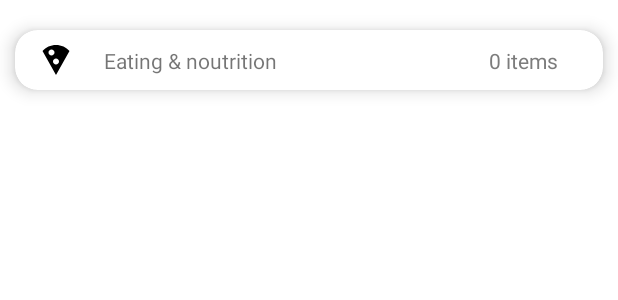
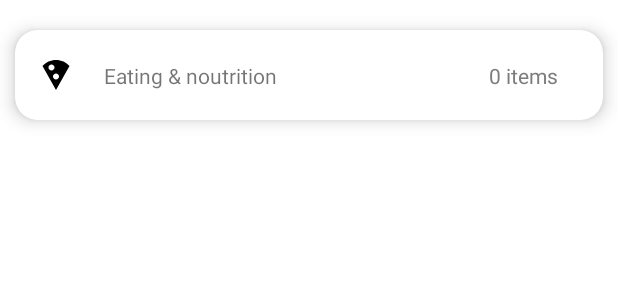
Before and after one commit to Kubixxu/TODOList, an Android app: the layout topic.xml on its own in the app's theme, with its tools: preview values and no code run, on a phone screen of 412 x 824 dp. Shown: the top 300 px of the screen. Run offline under Robolectric (Android 15) with nearby library versions, the phone set to English and light mode, and no system bars.

Commit message:
Some appeareance fixes

```diff
--- a/app/src/main/java/com/example/todolist/TopicAdapter.kt
+++ b/app/src/main/java/com/example/todolist/TopicAdapter.kt
@@ -36,6 +36,11 @@ class TopicAdapter() : RecyclerView.Adapter<TopicAdapter.TopicViewHolder>() {
                 findNavController().navigate(action)
                 true
             }
+            topicView.setOnClickListener {
+                val action = TopicListDirections.actionTopicListToTasks(currTopic, currTopic.name)
+                //action.
+                findNavController().navigate(action)
+            }
         }
     }
 
--- a/app/src/main/res/layout/topic.xml
+++ b/app/src/main/res/layout/topic.xml
@@ -3,7 +3,7 @@
     xmlns:app="http://schemas.android.com/apk/res-auto"
     xmlns:tools="http://schemas.android.com/tools"
     android:layout_width="match_parent"
-    android:layout_height="80dp"
+    android:layout_height="100dp"
     android:id="@+id/topicView">
 
 
@@ -41,8 +41,8 @@
                 android:id="@+id/topicName"
                 android:layout_width="wrap_content"
                 android:layout_height="wrap_content"
+                android:layout_marginLeft="20dp"
                 android:text="Eating &amp; noutrition"
-                android:layout_marginLeft="20dp"
                 app:layout_constraintBottom_toBottomOf="parent"
                 app:layout_constraintStart_toEndOf="@+id/topicIcon"
                 app:layout_constraintTop_toTopOf="parent" />
--- a/app/src/main/res/values/strings.xml
+++ b/app/src/main/res/values/strings.xml
@@ -12,6 +12,7 @@
     <!-- TODO: Remove or change this placeholder text -->
     <string name="hello_blank_fragment">Hello blank fragment</string>
     <string name="update_label">Update {currentTopicName}</string>
+    <string name="task_list_of_topic">Tasks of {currentTopicName}</string>
     <string name="empty_tasks">You don’t have any task ... \n Add something!</string>
     <!-- TODO: Remove or change this placeholder text -->
     <string name="pick_date">Choose date</string>
```
Also changed, not shown: app/src/main/res/navigation/nav_graph.xml (+8 -4 lines).
